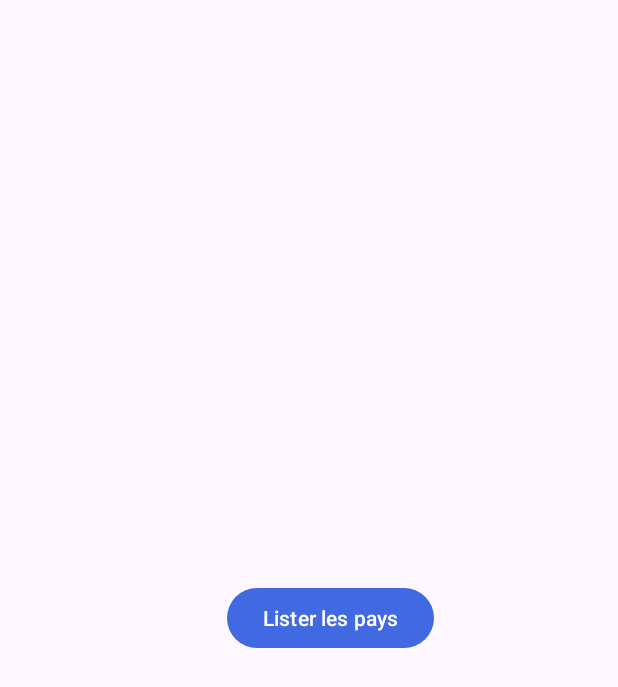
After one commit to Elea54/ProjetMaterielsMobile, an Android app: the layout activity_home.xml on its own in the app's theme, with its tools: preview values and no code run, on a phone screen of 412 x 824 dp. The commit adds this screen. Shown: the top 687 px of the screen. Run offline under Robolectric (Android 15) with nearby library versions, the phone set to English and light mode, and no system bars.

Commit message:
Correction bugs

```diff
--- a/app/src/main/AndroidManifest.xml
+++ b/app/src/main/AndroidManifest.xml
@@ -15,7 +15,7 @@
         android:theme="@style/Theme.ProjetAndroid"
         tools:targetApi="31">
         <activity
-            android:name=".ListCountriesActivity"
+            android:name=".HomeActivity"
             android:exported="true">
             <intent-filter>
                 <action android:name="android.intent.action.MAIN" />
@@ -23,6 +23,9 @@
                 <category android:name="android.intent.category.LAUNCHER" />
             </intent-filter>
         </activity>
+        <activity
+            android:name=".ListCountriesActivity"
+            android:exported="true"/>
     </application>
 
 </manifest>
--- a/app/src/main/java/fr/epf/min2/projetandroid/ListOfCountriesService.kt
+++ b/app/src/main/java/fr/epf/min2/projetandroid/ListOfCountriesService.kt
@@ -4,7 +4,8 @@ import retrofit2.http.GET
 import retrofit2.http.Query
 
 interface ListOfCountriesService{
-    @GET("translation/fr")
+//    @GET("translation/fr")
+    @GET("translation/France?fields=name,translations,capital,continents,flags")
     suspend fun getAllCountries(): List<CountryResult>
 }
 
--- /dev/null
+++ b/app/src/main/res/layout/activity_home.xml
@@ -0,0 +1,20 @@
+<?xml version="1.0" encoding="utf-8"?>
+<androidx.constraintlayout.widget.ConstraintLayout xmlns:android="http://schemas.android.com/apk/res/android"
+    xmlns:app="http://schemas.android.com/apk/res-auto"
+    android:layout_width="match_parent"
+    android:layout_height="match_parent"
+    xmlns:tools="http://schemas.android.com/tools"
+    tools:context=".HomeActivity">
+
+
+    <Button
+        android:id="@+id/home_list_button"
+        android:layout_width="wrap_content"
+        android:layout_height="wrap_content"
+        android:text="Lister les pays"
+        app:layout_constraintBottom_toBottomOf="parent"
+        app:layout_constraintEnd_toEndOf="parent"
+        app:layout_constraintHorizontal_bias="0.553"
+        app:layout_constraintStart_toStartOf="parent"
+        app:layout_constraintTop_toTopOf="parent" />
+</androidx.constraintlayout.widget.ConstraintLayout>
```
Also changed, not shown: app/src/main/java/fr/epf/min2/projetandroid/HomeActivity.kt (added, +28 -0 lines), app/src/main/java/fr/epf/min2/projetandroid/ListCountriesActivity.kt (+24 -10 lines).
